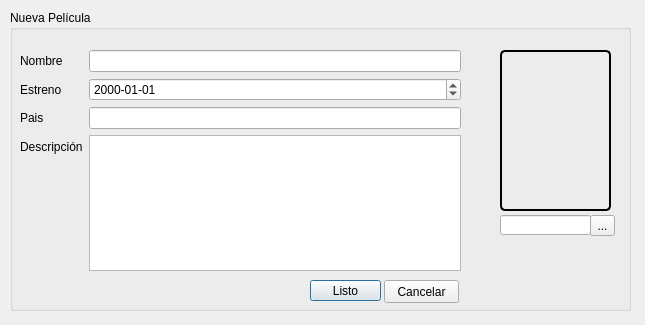
fr4j4/TrabajoTallerConstruccionSw, file Programa/ui_files/NuevaPeliculaDialog.ui: the form before one commit.
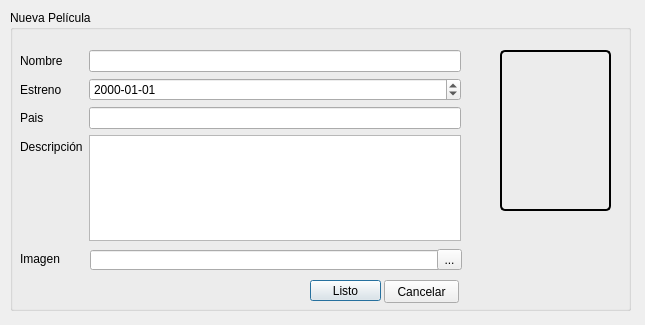
The form after the commit.

Patch:
```diff
--- a/Programa/ui_files/NuevaPeliculaDialog.ui
+++ b/Programa/ui_files/NuevaPeliculaDialog.ui
@@ -31,7 +31,7 @@
       <x>10</x>
       <y>40</y>
       <width>441</width>
-      <height>221</height>
+      <height>191</height>
      </rect>
     </property>
     <layout class="QFormLayout" name="formLayout">
@@ -135,9 +135,9 @@
    <widget class="QLineEdit" name="LDisplay">
     <property name="geometry">
      <rect>
-      <x>490</x>
-      <y>205</y>
-      <width>91</width>
+      <x>80</x>
+      <y>240</y>
+      <width>351</width>
       <height>20</height>
      </rect>
     </property>
@@ -145,8 +145,8 @@
    <widget class="QToolButton" name="BBox">
     <property name="geometry">
      <rect>
-      <x>580</x>
-      <y>205</y>
+      <x>427</x>
+      <y>239</y>
       <width>25</width>
       <height>21</height>
      </rect>
@@ -155,6 +155,19 @@
      <string>...</string>
     </property>
    </widget>
+   <widget class="QLabel" name="label_5">
+    <property name="geometry">
+     <rect>
+      <x>10</x>
+      <y>236</y>
+      <width>65</width>
+      <height>26</height>
+     </rect>
+    </property>
+    <property name="text">
+     <string>Imagen</string>
+    </property>
+   </widget>
   </widget>
  </widget>
  <resources/>
```
